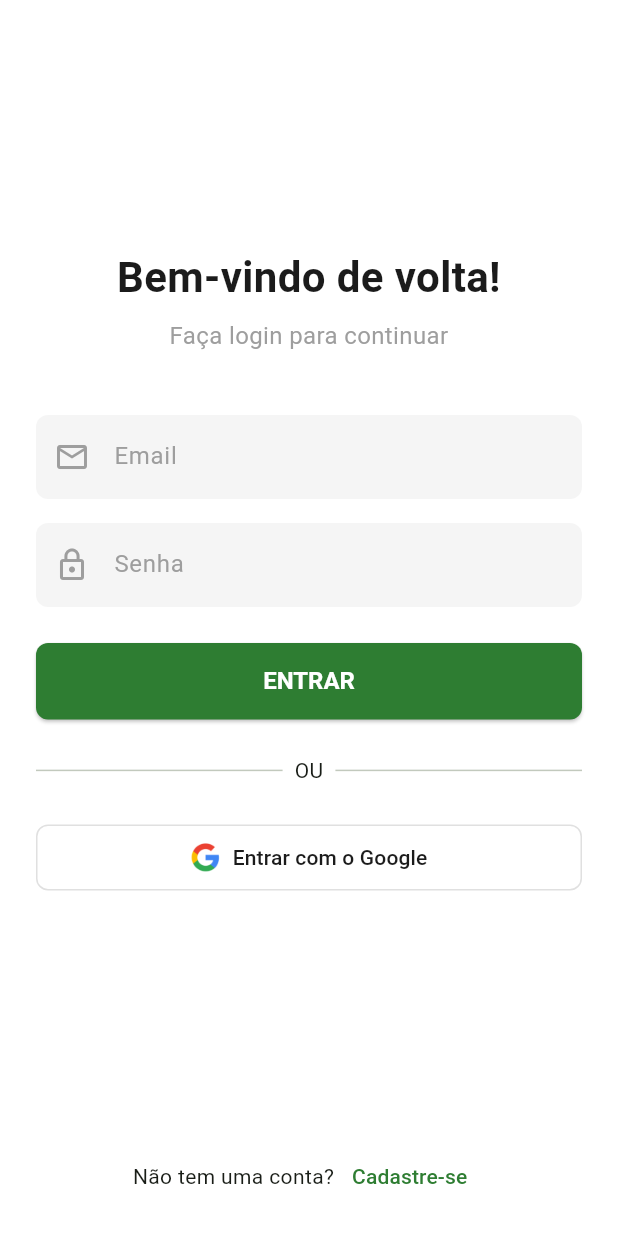
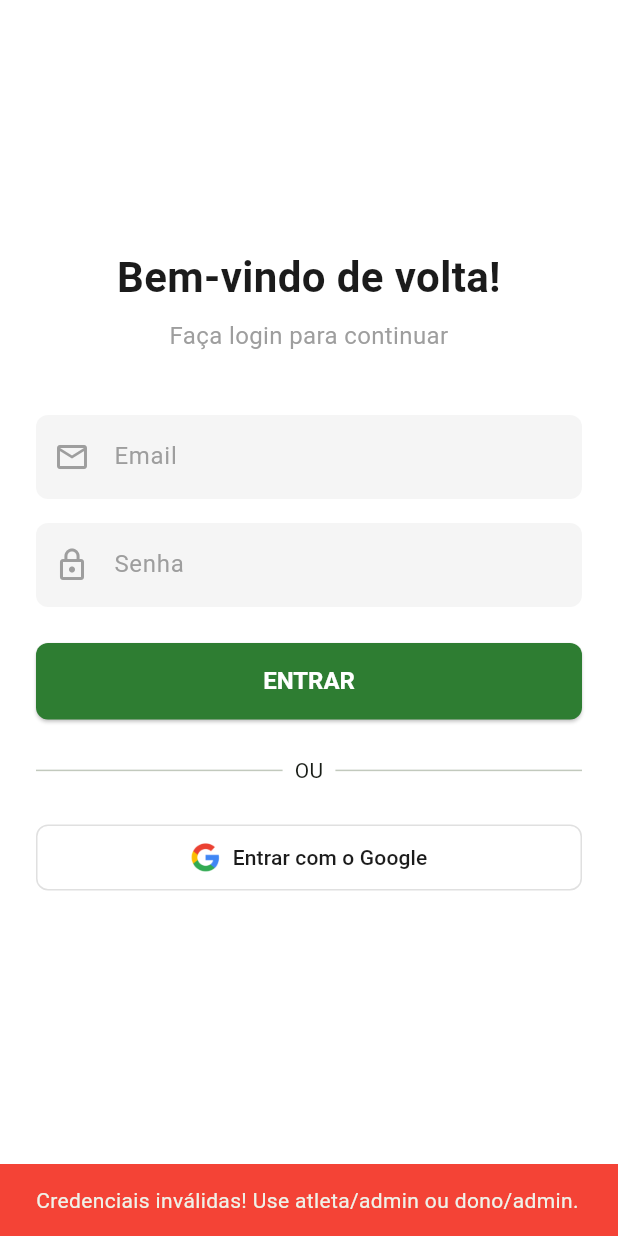
Before and after one commit to JulioCaetanovds/ADS_JulioCaetano_QuadraFacil, a Flutter app: the LoginPage screen opened directly, after a tap on "ENTRAR", on a phone screen of 412 x 824 dp. Run offline on Flutter 3.47's test engine with Material 3 defaults, Android fonts, the phone set to English and light mode, and no system bars; our stand-ins replace shared_preferences; accounts and stored records are empty.

```diff
--- a/lib/features/authentication/presentation/pages/login_page.dart
+++ b/lib/features/authentication/presentation/pages/login_page.dart
@@ -1,15 +1,53 @@
 // lib/features/authentication/presentation/pages/login_page.dart
 import 'package:flutter/material.dart';
+import 'package:quadrafacil/core/theme/app_theme.dart';
 import 'package:quadrafacil/features/authentication/presentation/pages/register_page.dart';
-import 'package:quadrafacil/core/theme/app_theme.dart';
-import 'package:quadrafacil/features/authentication/presentation/pages/profile_completion_page.dart';
+import 'package:quadrafacil/features/home/presentation/pages/athlete_home_page.dart';
+import 'package:quadrafacil/features/home/presentation/pages/owner_home_page.dart';
 
-class LoginPage extends StatelessWidget {
+class LoginPage extends StatefulWidget {
   const LoginPage({super.key});
+  @override
+  State<LoginPage> createState() => _LoginPageState();
+}
+
+class _LoginPageState extends State<LoginPage> {
+  final _emailController = TextEditingController();
+  final _passwordController = TextEditingController();
+
+  @override
+  void dispose() {
+    _emailController.dispose();
+    _passwordController.dispose();
+    super.dispose();
+  }
+
+  // A função de login que já tínhamos
+  void _handleLogin() {
+    final email = _emailController.text;
+    final password = _passwordController.text;
+
+    if (email == 'atleta' && password == 'admin') {
+      Navigator.of(context).pushReplacement(
+        MaterialPageRoute(builder: (context) => const AthleteHomePage()),
+      );
+    } else if (email == 'dono' && password == 'admin') {
+      Navigator.of(context).pushReplacement(
+        MaterialPageRoute(builder: (context) => const OwnerHomePage()),
+      );
+    } else {
+      ScaffoldMessenger.of(context).showSnackBar(
+        const SnackBar(
+          content:
+              Text('Credenciais inválidas! Use atleta/admin ou dono/admin.'),
+          backgroundColor: Colors.red,
+        ),
+      );
+    }
+  }
 
   @override
   Widget build(BuildContext context) {
-    // Usamos MediaQuery para obter o tamanho da tela
     final screenHeight = MediaQuery.of(context).size.height;
 
     return Scaffold(
@@ -17,7 +55,6 @@ class LoginPage extends StatelessWidget {
         child: SingleChildScrollView(
           child: Padding(
             padding: const EdgeInsets.symmetric(horizontal: 24.0),
-            // Constraint para garantir altura mínima igual à da tela, centralizando o conteúdo
             child: ConstrainedBox(
               constraints: BoxConstraints(
                 minHeight: screenHeight - MediaQuery.of(context).padding.top,
@@ -27,70 +64,55 @@ class LoginPage extends StatelessWidget {
                   mainAxisAlignment: MainAxisAlignment.center,
                   crossAxisAlignment: CrossAxisAlignment.stretch,
                   children: [
-                    const Spacer(), // Espaçador flexível no topo
-
-                    // Título
-                    const Text(
-                      'Bem-vindo de volta!',
+                    const Spacer(),
+                    const Text('Bem-vindo de volta!',
                         textAlign: TextAlign.center,
                         style: TextStyle(
                             fontSize: 28,
                             fontWeight: FontWeight.bold,
-                          color: AppTheme.textColor),
-                    ),
+                            color: AppTheme.textColor)),
                     const SizedBox(height: 8),
-                    const Text(
-                      'Faça login para continuar',
+                    const Text('Faça login para continuar',
                         textAlign: TextAlign.center,
-                      style: TextStyle(fontSize: 16, color: AppTheme.hintColor),
-                    ),
-                    SizedBox(
-                        height: screenHeight * 0.05), // Espaçamento responsivo
-
-                    // Campos e botões
+                        style:
+                            TextStyle(fontSize: 16, color: AppTheme.hintColor)),
+                    SizedBox(height: screenHeight * 0.05),
                     TextFormField(
+                      controller: _emailController,
                       decoration: const InputDecoration(
                           labelText: 'Email',
                           prefixIcon: Icon(Icons.email_outlined)),
                       keyboardType: TextInputType.emailAddress,
+                      // Adicionamos aqui. O `(value)` é obrigatório, mas não precisamos usá-lo.
+                      onFieldSubmitted: (value) => _handleLogin(),
                     ),
                     const SizedBox(height: 16),
                     TextFormField(
+                      controller: _passwordController,
                       decoration: const InputDecoration(
                           labelText: 'Senha',
                           prefixIcon: Icon(Icons.lock_outline)),
                       obscureText: true,
+                      // Adicionamos aqui também.
+                      onFieldSubmitted: (value) => _handleLogin(),
                     ),
                     const SizedBox(height: 24),
                     ElevatedButton(
-                      onPressed: () {},
+                      onPressed: _handleLogin,
                       child: const Text('ENTRAR'),
                     ),
+                    // ... resto do código da página ...
                     const SizedBox(height: 24),
-                    const Row(
-                      children: [
+                    const Row(children: [
                       Expanded(child: Divider()),
                       Padding(
                           padding: EdgeInsets.symmetric(horizontal: 8.0),
                           child: Text('OU')),
                       Expanded(child: Divider()),
-                      ],
-                    ),
+                    ]),
                     const SizedBox(height: 24),
-                    // Versão com onLongPress
                     OutlinedButton.icon(
-                      onPressed: () {
-                        // Ação de clique normal (ficará vazia por enquanto)
-                        print('Clique normal no botão Google');
-                      },
-                      onLongPress: () {
-                        // AÇÃO DE TESTE AO PRESSIONAR E SEGURAR
-                        Navigator.of(context).push(
-                          MaterialPageRoute(
-                              builder: (context) =>
-                                  const ProfileCompletionPage()),
-                        );
-                      },
+                      onPressed: () {},
                       icon: Image.asset('assets/images/google_logo.png',
                           height: 20.0),
                       label: const Text('Entrar com o Google',
@@ -102,9 +124,7 @@ class LoginPage extends StatelessWidget {
                             borderRadius: BorderRadius.circular(8)),
                       ),
                     ),
-                    const Spacer(), // Espaçador flexível na base
-
-                    // Link para Cadastro
+                    const Spacer(),
                     Row(
                       mainAxisAlignment: MainAxisAlignment.center,
                       children: [
```
Also changed, not shown: lib/features/home/presentation/pages/athlete_home_page.dart (added, +57 -0 lines), lib/features/home/presentation/pages/home_page.dart (added, +22 -0 lines), lib/features/home/presentation/pages/owner_home_page.dart (added, +57 -0 lines). Lines whose indentation alone changed are shown as unchanged.
